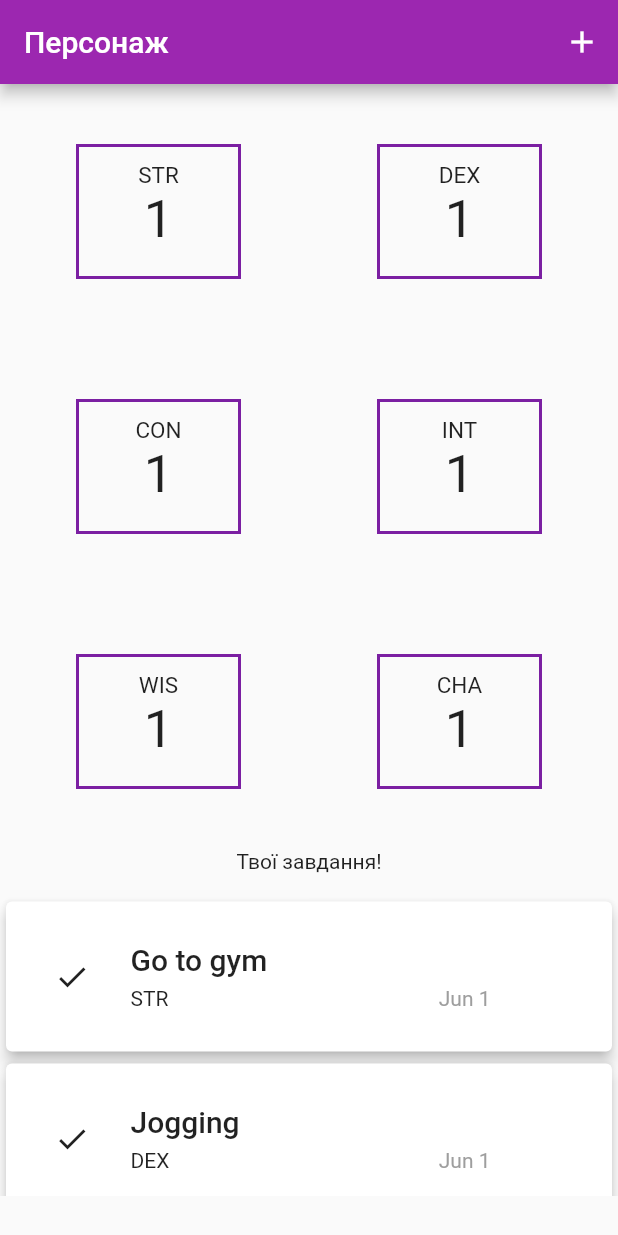
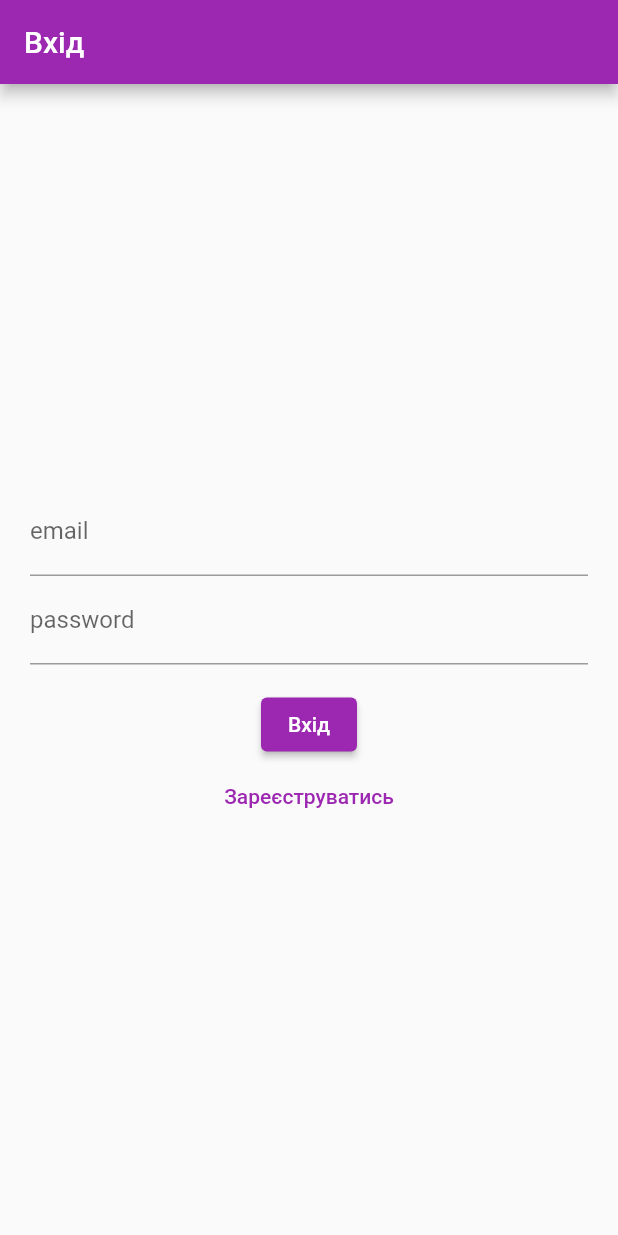
Before and after one commit to YulianMaks/dnd_d, a Flutter app: the screen it shows after launch, on a phone screen of 412 x 824 dp. Run offline on Flutter 3.47's test engine with Material 2 defaults, Android fonts, the phone set to English and light mode, and no system bars; our stand-ins replace firebase_auth, firebase_core; accounts and stored records are empty.

Commit message:
auth added

```diff
--- /dev/null
+++ b/lib/auth/auth.dart
@@ -0,0 +1,33 @@
+import 'package:firebase_auth/firebase_auth.dart';
+
+class Auth {
+  final FirebaseAuth _firebaseAuth = FirebaseAuth.instance;
+
+  User? get currentUser => _firebaseAuth.currentUser;
+
+  Stream<User?> get authStateChanges => _firebaseAuth.authStateChanges();
+
+  Future<void> signInWithEmailAndPassword({
+    required String email,
+    required String password,
+  }) async {
+    await _firebaseAuth.signInWithEmailAndPassword(
+      email: email,
+      password: password,
+    );
+  }
+
+  Future<void> createUserWithEmailAndPassword({
+    required String email,
+    required String password,
+  }) async {
+    await _firebaseAuth.createUserWithEmailAndPassword(
+      email: email,
+      password: password,
+    );
+  }
+
+  Future<void> signOut() async {
+    await _firebaseAuth.signOut();
+  }
+}
--- /dev/null
+++ b/lib/auth/login_register_page.dart
@@ -0,0 +1,103 @@
+import 'package:flutter/material.dart';
+import 'package:firebase_auth/firebase_auth.dart';
+import 'auth.dart';
+
+class LoginPage extends StatefulWidget {
+  const LoginPage({super.key});
+
+  @override
+  State<LoginPage> createState() => _LoginPageState();
+}
+
+class _LoginPageState extends State<LoginPage> {
+  String? errorMessage = '';
+  bool isLogin = true;
+
+  final TextEditingController _controllerEmail = TextEditingController();
+  final TextEditingController _controllerPassword = TextEditingController();
+
+  Future<void> signInWithEmailAndPassword() async {
+    try {
+      await Auth().signInWithEmailAndPassword(
+        email: _controllerEmail.text,
+        password: _controllerPassword.text,
+      );
+    } on FirebaseAuthException catch (e) {
+      setState(() {
+        errorMessage = e.message;
+      });
+    }
+  }
+
+  Future<void> createUserWithEmailAndPassword() async {
+    try {
+      await Auth().createUserWithEmailAndPassword(
+        email: _controllerEmail.text,
+        password: _controllerPassword.text,
+      );
+    } on FirebaseAuthException catch (e) {
+      setState(() {
+        errorMessage = e.message;
+      });
+    }
+  }
+
+  Widget _title() {
+    return const Text('Вхід');
+  }
+
+  Widget _entryField(String title, TextEditingController controller) {
+    return TextField(
+      controller: controller,
+      decoration: InputDecoration(labelText: title),
+    );
+  }
+
+  Widget _errorMessage() {
+    return Text(errorMessage == '' ? '' : 'Humm ? $errorMessage');
+  }
+
+  Widget _submitButton() {
+    return ElevatedButton(
+      onPressed:
+          isLogin ? signInWithEmailAndPassword : createUserWithEmailAndPassword,
+      child: Text(isLogin ? 'Вхід' : 'Реєстрація'),
+    );
+  }
+
+  Widget _loginOrRegisterButton() {
+    return TextButton(
+      onPressed: () {
+        setState(() {
+          isLogin = !isLogin;
+        });
+      },
+      child: Text(isLogin ? 'Зареєструватись' : 'Увійти натомість'),
+    );
+  }
+
+  @override
+  Widget build(BuildContext context) {
+    return Scaffold(
+      appBar: AppBar(
+        title: _title(),
+      ),
+      body: Container(
+        height: double.infinity,
+        width: double.infinity,
+        padding: const EdgeInsets.all(20),
+        child: Column(
+          crossAxisAlignment: CrossAxisAlignment.center,
+          mainAxisAlignment: MainAxisAlignment.center,
+          children: <Widget>[
+            _entryField('email', _controllerEmail),
+            _entryField('password', _controllerPassword),
+            _errorMessage(),
+            _submitButton(),
+            _loginOrRegisterButton(),
+          ],
+        ),
+      ),
+    );
+  }
+}
--- /dev/null
+++ b/lib/auth/widget_tree.dart
@@ -0,0 +1,29 @@
+import 'package:flutter/material.dart';
+
+import 'auth.dart';
+import 'home_page.dart';
+import 'login_register_page.dart';
+import '../screens/mainpage.dart';
+
+class WidgetTree extends StatefulWidget {
+  const WidgetTree({super.key});
+
+  @override
+  State<WidgetTree> createState() => _WidgetTreeState();
+}
+
+class _WidgetTreeState extends State<WidgetTree> {
+  @override
+  Widget build(BuildContext context) {
+    return StreamBuilder(
+      stream: Auth().authStateChanges,
+      builder: (context, snapshot) {
+        if (snapshot.hasData) {
+          return MainScreen();
+        } else {
+          return const LoginPage();
+        }
+      },
+    );
+  }
+}
--- a/lib/main.dart
+++ b/lib/main.dart
@@ -1,5 +1,7 @@
 // ignore_for_file: prefer_const_constructors
 
+import 'package:daily_and_deeds/firebase_options.dart';
+import 'package:firebase_core/firebase_core.dart';
 import 'package:flutter/material.dart';
 
 // import 'mainScreen/name.dart';
@@ -9,8 +11,15 @@ import 'package:flutter/material.dart';
 import 'screens/mainpage.dart';
 import 'screens/questpage.dart';
 import 'screens/dailypage.dart';
+import 'package:firebase_core/firebase_core.dart';
+import 'auth/widget_tree.dart';
 
-void main() {
+Future<void> main() async {
+  WidgetsFlutterBinding.ensureInitialized();
+
+  await Firebase.initializeApp(
+    options: DefaultFirebaseOptions.currentPlatform,
+  );
   runApp(const MainApp());
 }
 
@@ -22,45 +31,40 @@ class MainApp extends StatelessWidget {
     return MaterialApp(
       title: "Dnd",
       theme: ThemeData(primarySwatch: Colors.purple),
-      home: Homepage(),
+      home: WidgetTree(),
     );
   }
 }
 
-class Homepage extends StatefulWidget {
-  const Homepage({super.key});
+// class Homepage extends StatelessWidget {
+//   const Homepage({super.key});
 
-  @override
-  State<Homepage> createState() => _HomePageState();
-}
-
-class _HomePageState extends State<Homepage> {
-  @override
-  Widget build(BuildContext context) {
-    // return MaterialApp(
-    //   theme: ThemeData(primarySwatch: Colors.purple),
-    //   home: Scaffold(
-    //     appBar: AppBar(
-    //       title: const Text('Персонаж'),
-    //       actions: [
-    //         IconButton(
-    //           onPressed: () {
-    //             print('settings key pressed');
-    //           },
-    //           icon: const Icon(Icons.add),
-    //         ),
-    //       ],
-    //     ),
-    //     body: SingleChildScrollView(
-    //       child: Column(
-    //         children: [
-    //           MainScreen(),
-    //           // QuestPage(),
-    //         ],
-    //       ),
-    //     ),
-    //   ),
-    // );
-    return MainScreen();
-  }
-}
+//   @override
+//   Widget build(BuildContext context) {
+//     // return MaterialApp(
+//     //   theme: ThemeData(primarySwatch: Colors.purple),
+//     //   home: Scaffold(
+//     //     appBar: AppBar(
+//     //       title: const Text('Персонаж'),
+//     //       actions: [
+//     //         IconButton(
+//     //           onPressed: () {
+//     //             print('settings key pressed');
+//     //           },
+//     //           icon: const Icon(Icons.add),
+//     //         ),
+//     //       ],
+//     //     ),
+//     //     body: SingleChildScrollView(
+//     //       child: Column(
+//     //         children: [
+//     //           MainScreen(),
+//     //           // QuestPage(),
+//     //         ],
+//     //       ),
+//     //     ),
+//     //   ),
+//     // );
+//     return MainScreen();
+//   }
+// }
--- a/pubspec.yaml
+++ b/pubspec.yaml
@@ -7,6 +7,8 @@ environment:
   sdk: '>=2.19.2 <3.0.0'
 
 dependencies:
+  firebase_auth: ^4.6.2
+  firebase_core: ^2.13.1
   flutter:
     sdk: flutter
   intl: ^0.18.1
```
Also changed, not shown: lib/auth/home_page.dart (added, +49 -0 lines), lib/quests/new_quest.dart (+6 -2 lines), lib/screens/mainpage.dart (+24 -0 lines), lib/firebase_options.dart (added), pubspec.lock, 10 other files.
